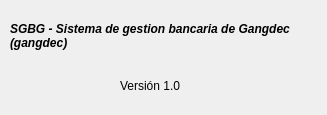
Before: the Qt Designer form Vista/ui/acerca_de.ui in Kronos5544/SGBG, drawn with Qt 5.
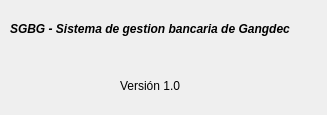
After: the same form once the commit is applied.

```diff
--- a/Vista/ui/acerca_de.ui
+++ b/Vista/ui/acerca_de.ui
@@ -43,7 +43,7 @@
    </property>
    <property name="text">
     <string>SGBG - Sistema de gestion bancaria de Gangdec
-(gangdec)</string>
+</string>
    </property>
   </widget>
   <widget class="QLabel" name="label_2">
```
Left out of the diff: 6 changed lines with no effect on the pictures.
